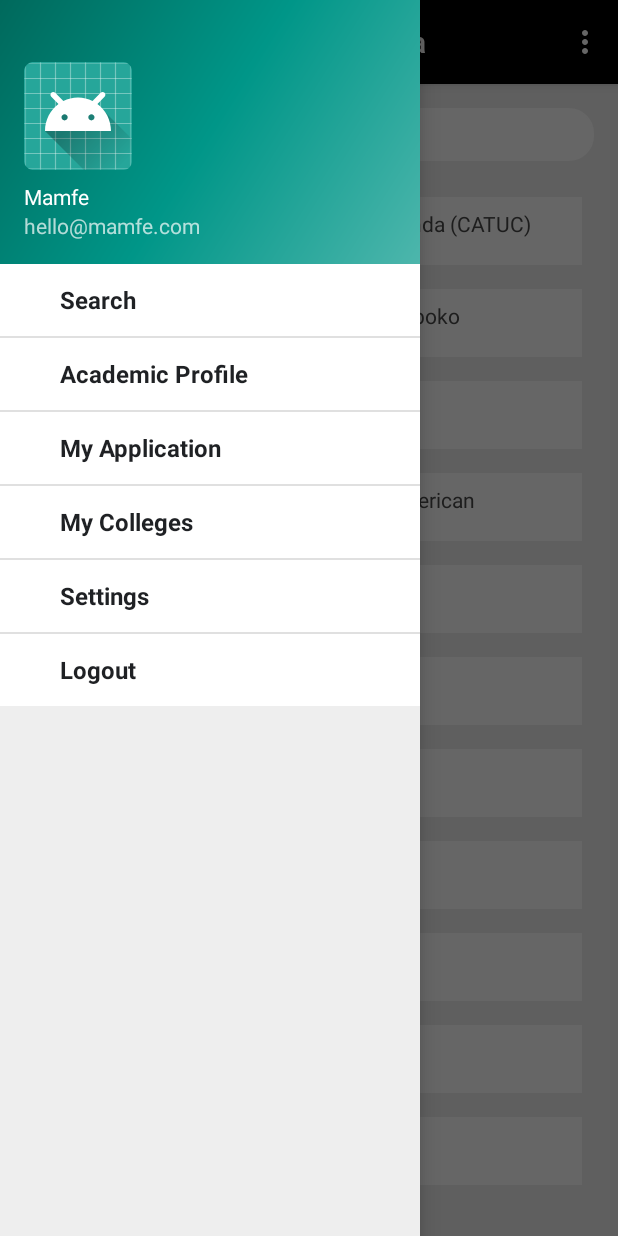
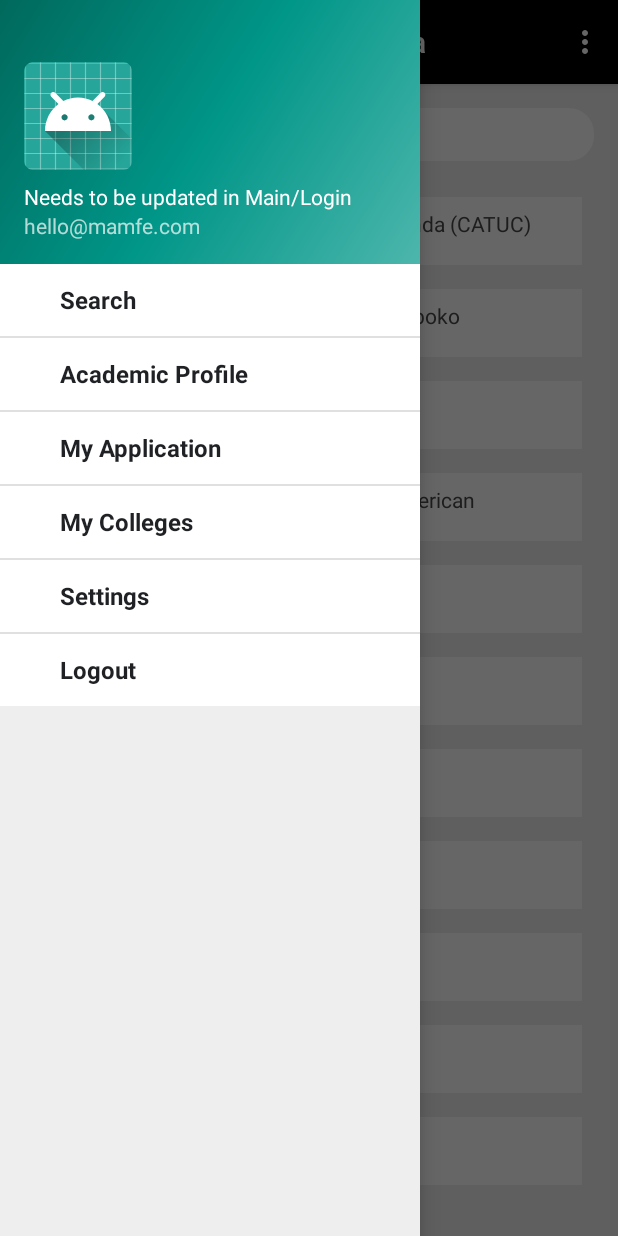
Before and after one commit to lpark9/CozmoCrew, an Android app: the MainActivity screen opened directly, with no data from a screen before it, with the side drawer open, on a phone screen of 412 x 824 dp. Run offline under Robolectric (Android 15) with nearby library versions, the phone set to English and light mode, and no system bars; our stand-ins replace ButterKnife; 1 statement that could not run was skipped.

Commit message:
Update MainActivity.java

```diff
--- a/app/src/main/java/com/example/mamfe/commonappafrica/MainActivity.java
+++ b/app/src/main/java/com/example/mamfe/commonappafrica/MainActivity.java
@@ -19,6 +19,7 @@ import android.webkit.WebView;
 import android.widget.ExpandableListAdapter;
 import android.widget.ExpandableListView;
 import android.widget.SimpleExpandableListAdapter;
+import android.widget.TextView;
 import android.widget.Toast;
 
 import java.util.ArrayList;
@@ -27,6 +28,7 @@ import java.util.List;
 
 import butterknife.OnClick;
 
+
 public class MainActivity extends AppCompatActivity
         implements NavigationView.OnNavigationItemSelectedListener {
 
@@ -34,6 +36,7 @@ public class MainActivity extends AppCompatActivity
     ExpandableListView expandableListView;
     List<MenuModel> headerList = new ArrayList<>();
     HashMap<MenuModel, List<MenuModel>> childList = new HashMap<>();
+    //added
 
     @Override
     protected void onCreate(Bundle savedInstanceState) {
@@ -43,16 +46,19 @@ public class MainActivity extends AppCompatActivity
         setSupportActionBar(toolbar);
 
 
-
         DrawerLayout drawer = (DrawerLayout) findViewById(R.id.drawer_layout);
         ActionBarDrawerToggle toggle = new ActionBarDrawerToggle(
                 this, drawer, toolbar, R.string.navigation_drawer_open, R.string.navigation_drawer_close);
         drawer.addDrawerListener(toggle);
         toggle.syncState();
 
-        NavigationView navigationView = (NavigationView) findViewById(R.id.nav_view);
+        NavigationView navigationView = findViewById(R.id.nav_view);
         navigationView.setNavigationItemSelectedListener(this);
-
+        View headerView = navigationView.getHeaderView(0);
+        TextView navUserName = headerView.findViewById(R.id.userName);
+        navUserName.setText("Needs to be updated in Main/Login");
+        TextView navUserEmail = headerView.findViewById(R.id.userID);
+        navUserEmail.setText(LoginActivity.getUserId());
         expandableListView = findViewById(R.id.expandableListView);
         prepareMenuData();
         populateExpandableList();
```
